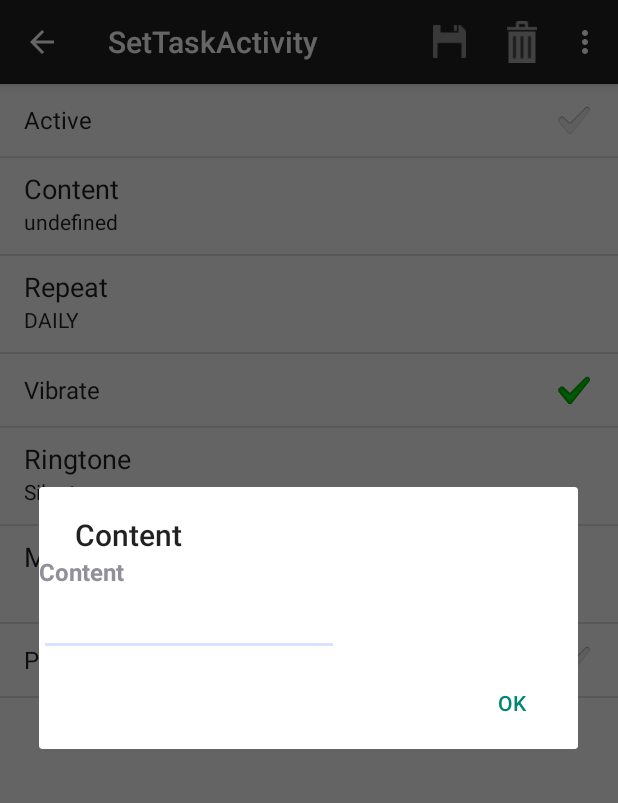
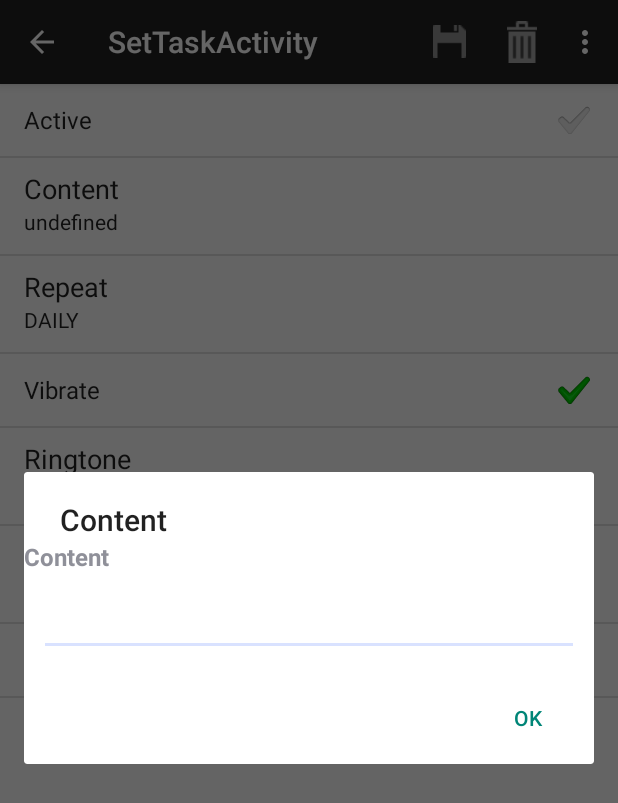
Before and after one commit to LeechanGu/sweetTask, an Android app: the TaskPreferenceActivity screen opened directly, with no data from a screen before it, after a tap on "Content", on a phone screen of 412 x 824 dp. Shown: the top 803 px of the screen. Run offline under Robolectric (Android 15) with nearby library versions, the phone set to English and light mode, and no system bars; 1 other tap on this screen came first.

Commit message:
fix edit task content bug

```diff
--- a/app/src/main/res/layout/task_pre_act_content.xml
+++ b/app/src/main/res/layout/task_pre_act_content.xml
@@ -13,13 +13,13 @@
         />
 
     <EditText
-        android:layout_width="200dp"
+        android:layout_width="match_parent"
         android:layout_below="@id/tv_task_pre_act_content"
         android:layout_height="wrap_content"
         android:id="@+id/et_task_pre_act_content"
-        android:gravity="center_horizontal"
         android:hint="Undefined"
-        />
+        android:layout_margin="10dp"
+        android:textColor="#000000" />
 
 
 
```
